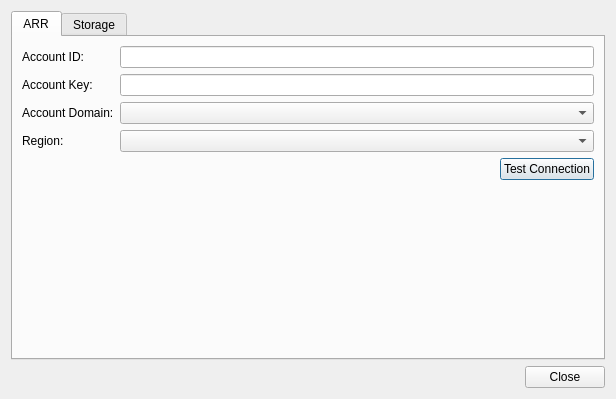
Old version of the form ArrtSource/App/SettingsDlg.ui in the repository Azure/azure-remote-rendering-asset-tool.
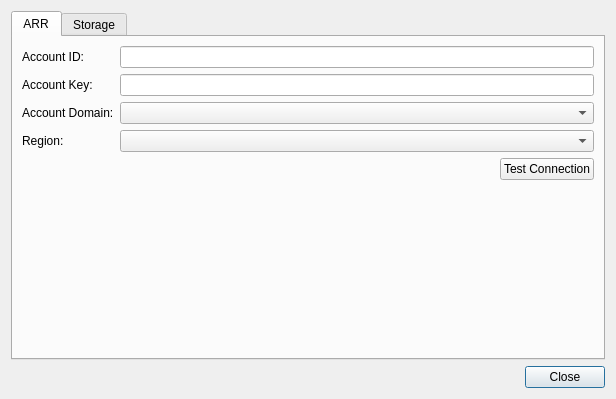
New version of the form.

```diff
--- a/ArrtSource/App/SettingsDlg.ui
+++ b/ArrtSource/App/SettingsDlg.ui
@@ -122,6 +122,12 @@
            <property name="text">
             <string>Test Connection</string>
            </property>
+           <property name="autoDefault">
+            <bool>false</bool>
+           </property>
+           <property name="default">
+            <bool>false</bool>
+           </property>
           </widget>
          </item>
         </layout>
@@ -230,6 +236,12 @@
            <property name="text">
             <string>Test Connection</string>
            </property>
+           <property name="autoDefault">
+            <bool>false</bool>
+           </property>
+           <property name="default">
+            <bool>false</bool>
+           </property>
           </widget>
          </item>
         </layout>
```
